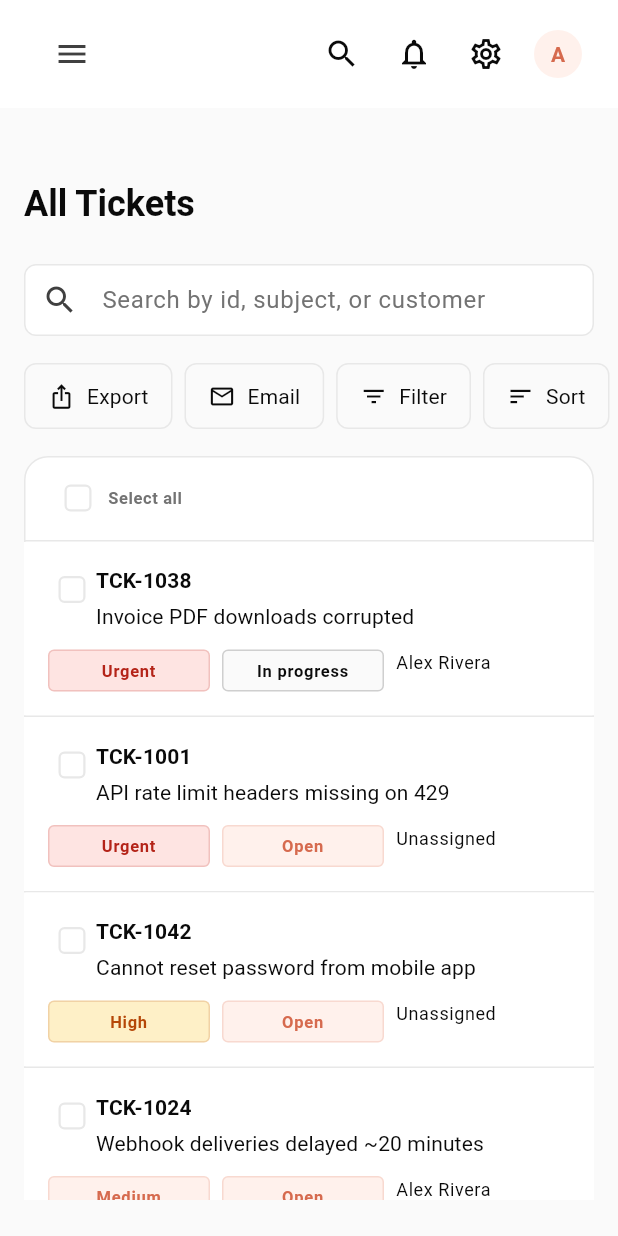
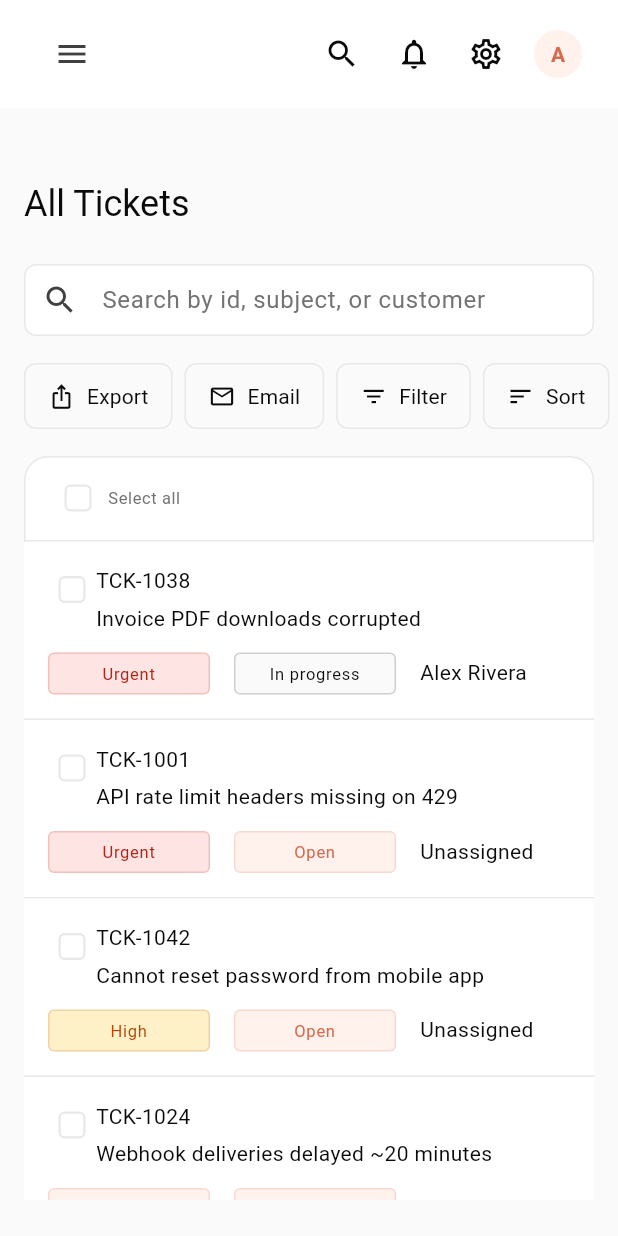
Before and after one commit to sayge-code-hub/saasify, a Flutter app: the TicketListPage screen opened by its route, on a phone screen of 412 x 824 dp. Run offline on Flutter 3.47's test engine with Material 3 defaults, Android fonts, the phone set to English and light mode, and no system bars; our stand-ins replace equatable, flutter_bloc, go_router, web; Roboto replaces fonts that are missing (Fraunces, Source Sans 3).

Commit message:
Soften All Tickets table: regular weight, tag gaps, faint column rules.
Drop bold from list title, headers, IDs, and chips; separate priority and
status with light column dividers using a new borderFaint token.

Co-authored-by: adityaarana <adityaarana@outlook.com>

```diff
--- a/lib/core/theme/app_colors.dart
+++ b/lib/core/theme/app_colors.dart
@@ -13,6 +13,9 @@ abstract final class AppColors {
   static const Color inkSecondary = Color(0xFF404040);
   static const Color inkTertiary = Color(0xFF737373);
   static const Color border = Color(0xFFE8E8E8);
+
+  /// Softest column rules for dense tables.
+  static const Color borderFaint = Color(0xFFF0F0F0);
 
   /// Soft coral — easier on the eyes than a neon orange.
   static const Color accent = Color(0xFFE87A5C);
--- a/lib/features/ticketing/presentation/pages/ticket_list_page.dart
+++ b/lib/features/ticketing/presentation/pages/ticket_list_page.dart
@@ -323,7 +323,7 @@ class _TicketListPageState extends State<TicketListPage> {
                         Text(
                           'All Tickets',
                           style: theme.textTheme.headlineSmall?.copyWith(
-                            fontWeight: FontWeight.w700,
+                            fontWeight: FontWeight.w400,
                             color: AppColors.ink,
                           ),
                         ),
@@ -450,7 +450,7 @@ class _ListHeader extends StatelessWidget {
   Widget build(BuildContext context) {
     final style = Theme.of(context).textTheme.labelSmall?.copyWith(
           color: AppColors.inkTertiary,
-          fontWeight: FontWeight.w700,
+          fontWeight: FontWeight.w400,
           letterSpacing: 0.4,
         );
 
@@ -481,20 +481,24 @@ class _ListHeader extends StatelessWidget {
             ),
           ),
           if (showColumnLabels) ...[
+            const TicketListColumnDivider(),
             SizedBox(
               width: TicketListColumns.id,
               child: Text('ID', style: style),
             ),
+            const TicketListColumnDivider(),
             Expanded(child: Text('TICKET', style: style)),
-            const SizedBox(width: AppSpacing.sm),
+            const TicketListColumnDivider(),
             SizedBox(
               width: TicketListColumns.priority,
               child: Text('PRIORITY', style: style),
             ),
+            const TicketListColumnDivider(),
             SizedBox(
               width: TicketListColumns.status,
               child: Text('STATUS', style: style),
             ),
+            const TicketListColumnDivider(),
             SizedBox(
               width: TicketListColumns.assignee,
               child: Text('ASSIGNEE', style: style),
@@ -540,7 +544,7 @@ class _ListToolbar extends StatelessWidget {
             '$selectedCount selected',
             style: Theme.of(context).textTheme.labelLarge?.copyWith(
                   color: AppColors.inkSecondary,
-                  fontWeight: FontWeight.w600,
+                  fontWeight: FontWeight.w400,
                 ),
           ),
           const SizedBox(width: AppSpacing.sm),
--- a/lib/features/ticketing/presentation/widgets/ticket_badges.dart
+++ b/lib/features/ticketing/presentation/widgets/ticket_badges.dart
@@ -70,7 +70,7 @@ class TicketTagChip extends StatelessWidget {
       textAlign: TextAlign.center,
       style: Theme.of(context).textTheme.labelSmall?.copyWith(
             color: foreground,
-            fontWeight: FontWeight.w600,
+            fontWeight: FontWeight.w400,
           ),
     );
 
--- a/lib/features/ticketing/presentation/widgets/ticket_list_items.dart
+++ b/lib/features/ticketing/presentation/widgets/ticket_list_items.dart
@@ -8,10 +8,27 @@ import 'package:saasify/features/ticketing/presentation/widgets/ticket_badges.da
 /// Shared column widths so header labels sit above cell content.
 abstract final class TicketListColumns {
   static const double checkbox = 40;
-  static const double id = 96;
-  static const double priority = 104;
-  static const double status = 112;
-  static const double assignee = 120;
+  static const double id = 100;
+  static const double priority = 120;
+  static const double status = 120;
+  static const double assignee = 128;
+}
+
+/// Very light vertical rule between ticket-list columns.
+class TicketListColumnDivider extends StatelessWidget {
+  const TicketListColumnDivider({super.key});
+
+  @override
+  Widget build(BuildContext context) {
+    return const Padding(
+      padding: EdgeInsets.symmetric(horizontal: AppSpacing.sm),
+      child: SizedBox(
+        width: 1,
+        height: 28,
+        child: ColoredBox(color: AppColors.borderFaint),
+      ),
+    );
+  }
 }
 
 class TicketListRow extends StatelessWidget {
@@ -31,6 +48,10 @@ class TicketListRow extends StatelessWidget {
   @override
   Widget build(BuildContext context) {
     final theme = Theme.of(context);
+    final cellStyle = theme.textTheme.bodyMedium?.copyWith(
+      color: AppColors.ink,
+      fontWeight: FontWeight.w400,
+    );
 
     return Material(
       color: selected ? AppColors.accentSoft : AppColors.surface,
@@ -53,28 +74,21 @@ class TicketListRow extends StatelessWidget {
                   visualDensity: VisualDensity.compact,
                 ),
               ),
+              const TicketListColumnDivider(),
               SizedBox(
                 width: TicketListColumns.id,
-                child: Text(
-                  ticket.id,
-                  style: theme.textTheme.labelLarge?.copyWith(
-                    color: AppColors.ink,
-                    fontWeight: FontWeight.w700,
-                  ),
-                ),
+                child: Text(ticket.id, style: cellStyle),
               ),
+              const TicketListColumnDivider(),
               Expanded(
                 child: Text(
                   ticket.subject,
-                  style: theme.textTheme.titleSmall?.copyWith(
-                    fontWeight: FontWeight.w400,
-                    color: AppColors.ink,
-                  ),
+                  style: cellStyle,
                   maxLines: 2,
                   overflow: TextOverflow.ellipsis,
                 ),
               ),
-              const SizedBox(width: AppSpacing.sm),
+              const TicketListColumnDivider(),
               SizedBox(
                 width: TicketListColumns.priority,
                 child: Align(
@@ -82,6 +96,7 @@ class TicketListRow extends StatelessWidget {
                   child: TicketPriorityBadge(priority: ticket.priority),
                 ),
               ),
+              const TicketListColumnDivider(),
               SizedBox(
                 width: TicketListColumns.status,
                 child: Align(
@@ -89,13 +104,12 @@ class TicketListRow extends StatelessWidget {
                   child: TicketStatusBadge(status: ticket.status),
                 ),
               ),
+              const TicketListColumnDivider(),
               SizedBox(
                 width: TicketListColumns.assignee,
                 child: Text(
                   ticket.assigneeName ?? 'Unassigned',
-                  style: theme.textTheme.bodySmall?.copyWith(
-                    color: AppColors.ink,
-                  ),
+                  style: cellStyle,
                   maxLines: 2,
                   overflow: TextOverflow.ellipsis,
                 ),
@@ -125,6 +139,10 @@ class TicketListCard extends StatelessWidget {
   @override
   Widget build(BuildContext context) {
     final theme = Theme.of(context);
+    final cellStyle = theme.textTheme.bodyMedium?.copyWith(
+      color: AppColors.ink,
+      fontWeight: FontWeight.w400,
+    );
 
     return Material(
       color: selected ? AppColors.accentSoft : AppColors.surface,
@@ -148,19 +166,13 @@ class TicketListCard extends StatelessWidget {
                     child: Column(
                       crossAxisAlignment: CrossAxisAlignment.start,
                       children: [
-                        Text(
-                          ticket.id,
-                          style: theme.textTheme.labelLarge?.copyWith(
-                            color: AppColors.ink,
-                            fontWeight: FontWeight.w700,
-                          ),
-                        ),
+                        Text(ticket.id, style: cellStyle),
                         const SizedBox(height: AppSpacing.xxs),
                         Text(
                           ticket.subject,
-                          style: theme.textTheme.titleSmall?.copyWith(
-                            fontWeight: FontWeight.w400,
-                          ),
+                          style: cellStyle,
+                          maxLines: 3,
+                          overflow: TextOverflow.ellipsis,
                         ),
                       ],
                     ),
@@ -169,16 +181,15 @@ class TicketListCard extends StatelessWidget {
               ),
               const SizedBox(height: AppSpacing.sm),
               Wrap(
-                spacing: AppSpacing.xs,
+                spacing: AppSpacing.md,
                 runSpacing: AppSpacing.xs,
+                crossAxisAlignment: WrapCrossAlignment.center,
                 children: [
                   TicketPriorityBadge(priority: ticket.priority),
                   TicketStatusBadge(status: ticket.status),
                   Text(
                     ticket.assigneeName ?? 'Unassigned',
-                    style: theme.textTheme.bodySmall?.copyWith(
-                      color: AppColors.ink,
-                    ),
+                    style: cellStyle,
                   ),
                 ],
               ),
```
